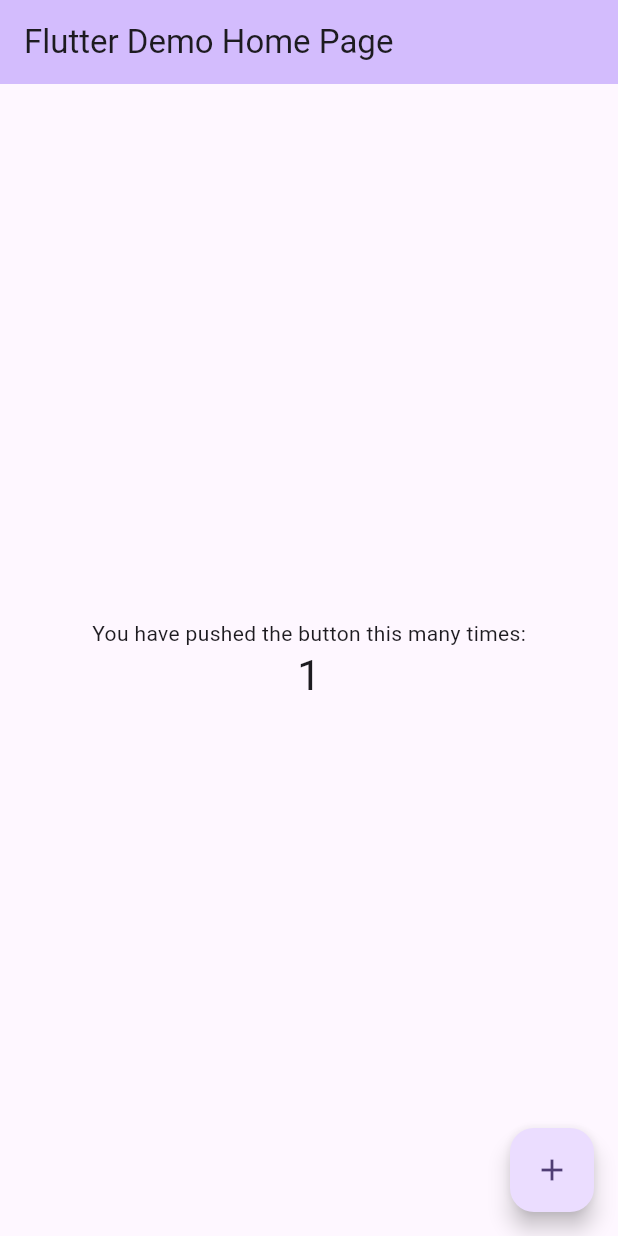
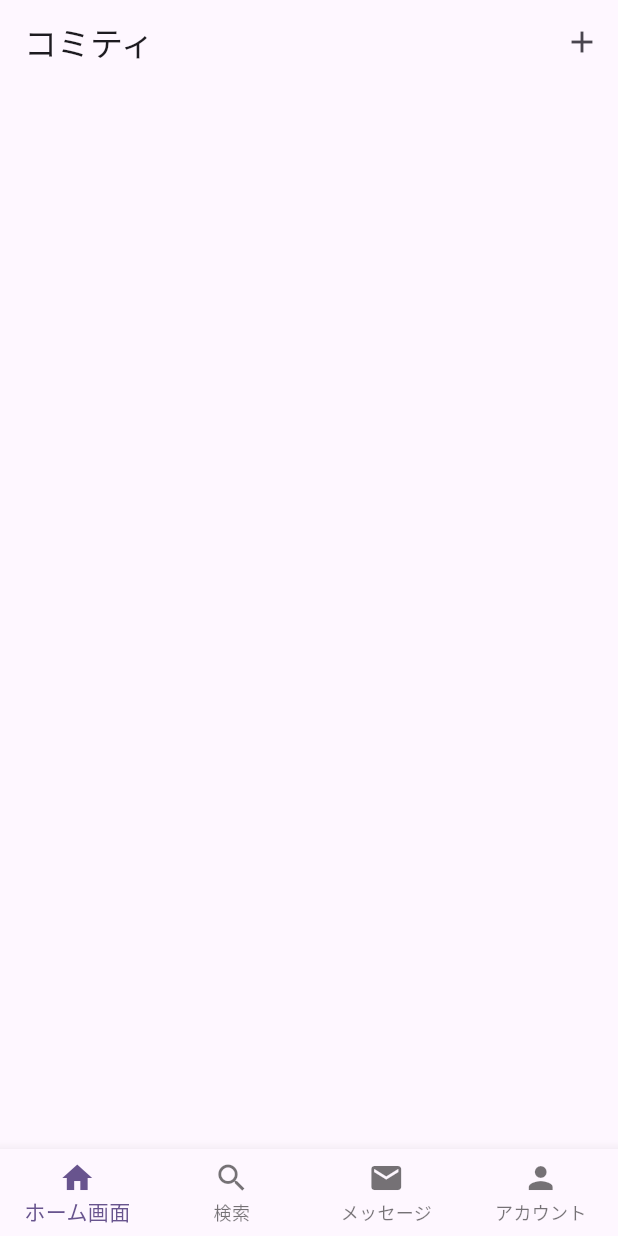
Before and after one commit to ltpdo/committee, a Flutter app: the screen it shows after launch, after a tap on the "add" icon, on a phone screen of 412 x 824 dp. Run offline on Flutter 3.47's test engine with Material 2 defaults, Android fonts, the phone set to English and light mode, and no system bars.

```diff
--- a/lib/main.dart
+++ b/lib/main.dart
@@ -1,3 +1,5 @@
+import 'package:committee/screens/welcome.dart';
+import 'package:committee/screens/HomeScreen.dart';
 import 'package:flutter/material.dart';
 
 void main() {
@@ -6,120 +8,14 @@ void main() {
 
 class MyApp extends StatelessWidget {
   const MyApp({super.key});
-
-  // This widget is the root of your application.
   @override
   Widget build(BuildContext context) {
     return MaterialApp(
-      title: 'Flutter Demo',
       theme: ThemeData(
-        // This is the theme of your application.
-        //
-        // TRY THIS: Try running your application with "flutter run". You'll see
-        // the application has a blue toolbar. Then, without quitting the app,
-        // try changing the seedColor in the colorScheme below to Colors.green
-        // and then invoke "hot reload" (save your changes or press the "hot
-        // reload" button in a Flutter-supported IDE, or press "r" if you used
-        // the command line to start the app).
-        //
-        // Notice that the counter didn't reset back to zero; the application
-        // state is not lost during the reload. To reset the state, use hot
-        // restart instead.
-        //
-        // This works for code too, not just values: Most code changes can be
-        // tested with just a hot reload.
         colorScheme: ColorScheme.fromSeed(seedColor: Colors.deepPurple),
         useMaterial3: true,
       ),
-      home: const MyHomePage(title: 'Flutter Demo Home Page'),
+      home: HomeScreen(),
     );
   }
 }
-
-class MyHomePage extends StatefulWidget {
-  const MyHomePage({super.key, required this.title});
-
-  // This widget is the home page of your application. It is stateful, meaning
-  // that it has a State object (defined below) that contains fields that affect
-  // how it looks.
-
-  // This class is the configuration for the state. It holds the values (in this
-  // case the title) provided by the parent (in this case the App widget) and
-  // used by the build method of the State. Fields in a Widget subclass are
-  // always marked "final".
-
-  final String title;
-
-  @override
-  State<MyHomePage> createState() => _MyHomePageState();
-}
-
-class _MyHomePageState extends State<MyHomePage> {
-  int _counter = 0;
-
-  void _incrementCounter() {
-    setState(() {
-      // This call to setState tells the Flutter framework that something has
-      // changed in this State, which causes it to rerun the build method below
-      // so that the display can reflect the updated values. If we changed
-      // _counter without calling setState(), then the build method would not be
-      // called again, and so nothing would appear to happen.
-      _counter++;
-    });
-  }
-
-  @override
-  Widget build(BuildContext context) {
-    // This method is rerun every time setState is called, for instance as done
-    // by the _incrementCounter method above.
-    //
-    // The Flutter framework has been optimized to make rerunning build methods
-    // fast, so that you can just rebuild anything that needs updating rather
-    // than having to individually change instances of widgets.
-    return Scaffold(
-      appBar: AppBar(
-        // TRY THIS: Try changing the color here to a specific color (to
-        // Colors.amber, perhaps?) and trigger a hot reload to see the AppBar
-        // change color while the other colors stay the same.
-        backgroundColor: Theme.of(context).colorScheme.inversePrimary,
-        // Here we take the value from the MyHomePage object that was created by
-        // the App.build method, and use it to set our appbar title.
-        title: Text(widget.title),
-      ),
-      body: Center(
-        // Center is a layout widget. It takes a single child and positions it
-        // in the middle of the parent.
-        child: Column(
-          // Column is also a layout widget. It takes a list of children and
-          // arranges them vertically. By default, it sizes itself to fit its
-          // children horizontally, and tries to be as tall as its parent.
-          //
-          // Column has various properties to control how it sizes itself and
-          // how it positions its children. Here we use mainAxisAlignment to
-          // center the children vertically; the main axis here is the vertical
-          // axis because Columns are vertical (the cross axis would be
-          // horizontal).
-          //
-          // TRY THIS: Invoke "debug painting" (choose the "Toggle Debug Paint"
-          // action in the IDE, or press "p" in the console), to see the
-          // wireframe for each widget.
-          mainAxisAlignment: MainAxisAlignment.center,
-          children: <Widget>[
-            const Text(
-              'You have pushed the button this many times:',
-            ),
-            Text(
-              '$_counter',
-              style: Theme.of(context).textTheme.headlineMedium,
-            ),
-          ],
-        ),
-      ),
-      floatingActionButton: FloatingActionButton(
-        onPressed: _incrementCounter,
-        tooltip: 'Increment',
-        child: const Icon(Icons.add),
-      ), // This trailing comma makes auto-formatting nicer for build methods.
-    );
-  }
-}
--- /dev/null
+++ b/lib/screens/AccountScreen.dart
@@ -0,0 +1,16 @@
+import 'package:flutter/material.dart';
+
+class AccountScreen extends StatelessWidget {
+  const AccountScreen({Key? key}) : super(key: key);
+
+  @override
+  Widget build(BuildContext context) {
+    return Scaffold(
+      appBar: AppBar(
+        title: const Text('コミティ'),
+      ),
+      body:
+          const Center(child: Text('アカウント', style: TextStyle(fontSize: 32.0))),
+    );
+  }
+}
--- /dev/null
+++ b/lib/screens/HomeScreen.dart
@@ -0,0 +1,63 @@
+import 'package:flutter/material.dart';
+import 'package:committee/screens/SearchScreen.dart';
+import 'package:committee/screens/MessageScreen.dart';
+import 'package:committee/screens/AccountScreen.dart';
+
+class HomeScreen extends StatefulWidget {
+  const HomeScreen({super.key});
+
+  @override
+  State<HomeScreen> createState() {
+    return _HomeScreenState();
+  }
+}
+
+class _HomeScreenState extends State<HomeScreen> {
+  int _selectedIndex = 0;
+
+  void _onItemTapped(int index) {
+    setState(() {
+      if (index == 1) {
+        print(index);
+        Navigator.push(context, MaterialPageRoute(builder: (context) {
+          return SearchScreen();
+        }));
+      } else if (index == 2) {
+        print(index);
+        Navigator.push(context, MaterialPageRoute(builder: (context) {
+          return MessageScreen();
+        }));
+      } else if (index == 3) {
+        print(index);
+        Navigator.push(context, MaterialPageRoute(builder: (context) {
+          return AccountScreen();
+        }));
+      }
+    });
+  }
+
+  @override
+  Widget build(BuildContext context) {
+    return Scaffold(
+      appBar: AppBar(
+        title: const Text('コミティ'),
+        actions: [
+          IconButton(
+            onPressed: () {},
+            icon: const Icon(Icons.add),
+          ),
+        ],
+      ),
+      bottomNavigationBar: BottomNavigationBar(
+        onTap: _onItemTapped,
+        items: const [
+          BottomNavigationBarItem(icon: Icon(Icons.home), label: 'ホーム画面'),
+          BottomNavigationBarItem(icon: Icon(Icons.search), label: '検索'),
+          BottomNavigationBarItem(icon: Icon(Icons.mail), label: 'メッセージ'),
+          BottomNavigationBarItem(icon: Icon(Icons.person), label: 'アカウント'),
+        ],
+        type: BottomNavigationBarType.fixed,
+      ),
+    );
+  }
+}
--- /dev/null
+++ b/lib/screens/SearchScreen.dart
@@ -0,0 +1,15 @@
+import 'package:flutter/material.dart';
+
+class SearchScreen extends StatelessWidget {
+  const SearchScreen({Key? key}) : super(key: key);
+
+  @override
+  Widget build(BuildContext context) {
+    return Scaffold(
+      appBar: AppBar(
+        title: const Text('コミティ'),
+      ),
+      body: const Center(child: Text('検索', style: TextStyle(fontSize: 32.0))),
+    );
+  }
+}
```
Also changed, not shown: lib/screens/MessageScreen.dart (added, +16 -0 lines), lib/screens/welcome.dart (added, +81 -0 lines).
